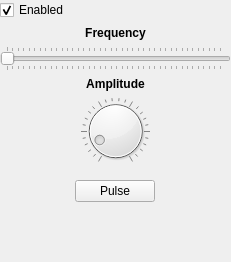
Above: src/EWS/app/widget/DripSourceEditor.ui from metasim/ews before the change. Below: the same form after it.
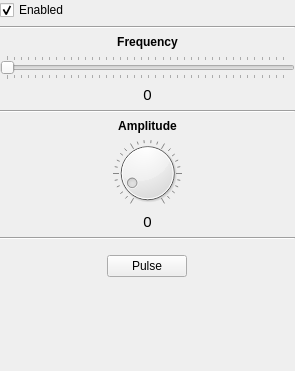
That is the form after the change. Icons and pictures are not drawn.

What changed in the file:
```diff
--- a/src/EWS/app/widget/DripSourceEditor.ui
+++ b/src/EWS/app/widget/DripSourceEditor.ui
@@ -6,8 +6,8 @@
    <rect>
     <x>0</x>
     <y>0</y>
-    <width>231</width>
-    <height>262</height>
+    <width>295</width>
+    <height>371</height>
    </rect>
   </property>
   <property name="windowTitle">
@@ -61,6 +61,13 @@
      </layout>
     </widget>
    </item>
+   <item>
+    <widget class="Line" name="line_3">
+     <property name="orientation">
+      <enum>Qt::Horizontal</enum>
+     </property>
+    </widget>
+   </item>
    <item>
     <widget class="QLabel" name="f">
      <property name="font">
@@ -117,6 +124,28 @@
      </property>
     </widget>
    </item>
+   <item>
+    <widget class="QLabel" name="freqValue">
+     <property name="font">
+      <font>
+       <pointsize>11</pointsize>
+      </font>
+     </property>
+     <property name="text">
+      <string>0</string>
+     </property>
+     <property name="alignment">
+      <set>Qt::AlignCenter</set>
+     </property>
+    </widget>
+   </item>
+   <item>
+    <widget class="Line" name="line">
+     <property name="orientation">
+      <enum>Qt::Horizontal</enum>
+     </property>
+    </widget>
+   </item>
    <item>
     <widget class="QLabel" name="a">
      <property name="font">
@@ -168,6 +197,12 @@
        <height>50</height>
       </size>
      </property>
+     <property name="minimum">
+      <number>1</number>
+     </property>
+     <property name="maximum">
+      <number>100</number>
+     </property>
      <property name="value">
       <number>10</number>
      </property>
@@ -185,6 +220,28 @@
      </property>
     </widget>
    </item>
+   <item>
+    <widget class="QLabel" name="ampValue">
+     <property name="font">
+      <font>
+       <pointsize>11</pointsize>
+      </font>
+     </property>
+     <property name="text">
+      <string>0</string>
+     </property>
+     <property name="alignment">
+      <set>Qt::AlignCenter</set>
+     </property>
+    </widget>
+   </item>
+   <item>
+    <widget class="Line" name="line_2">
+     <property name="orientation">
+      <enum>Qt::Horizontal</enum>
+     </property>
+    </widget>
+   </item>
    <item>
     <widget class="QWidget" name="widget" native="true">
      <layout class="QGridLayout" name="gridLayout" columnstretch="0">
```
Left out of the diff: 51 changed lines with no effect on the pictures.
